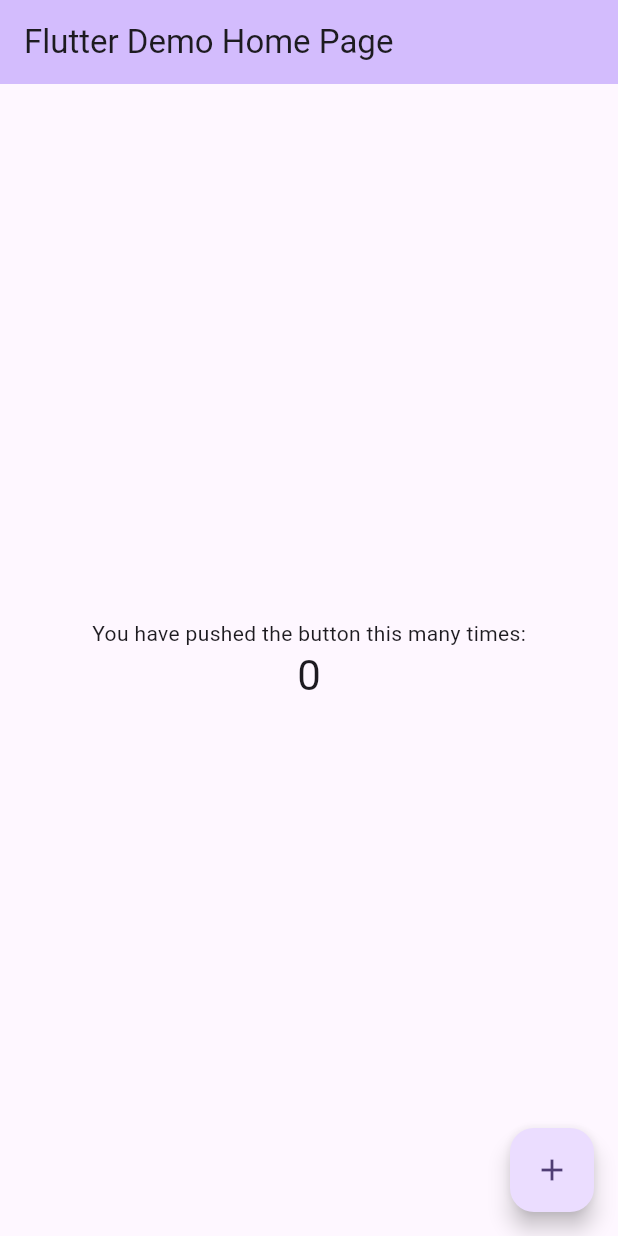
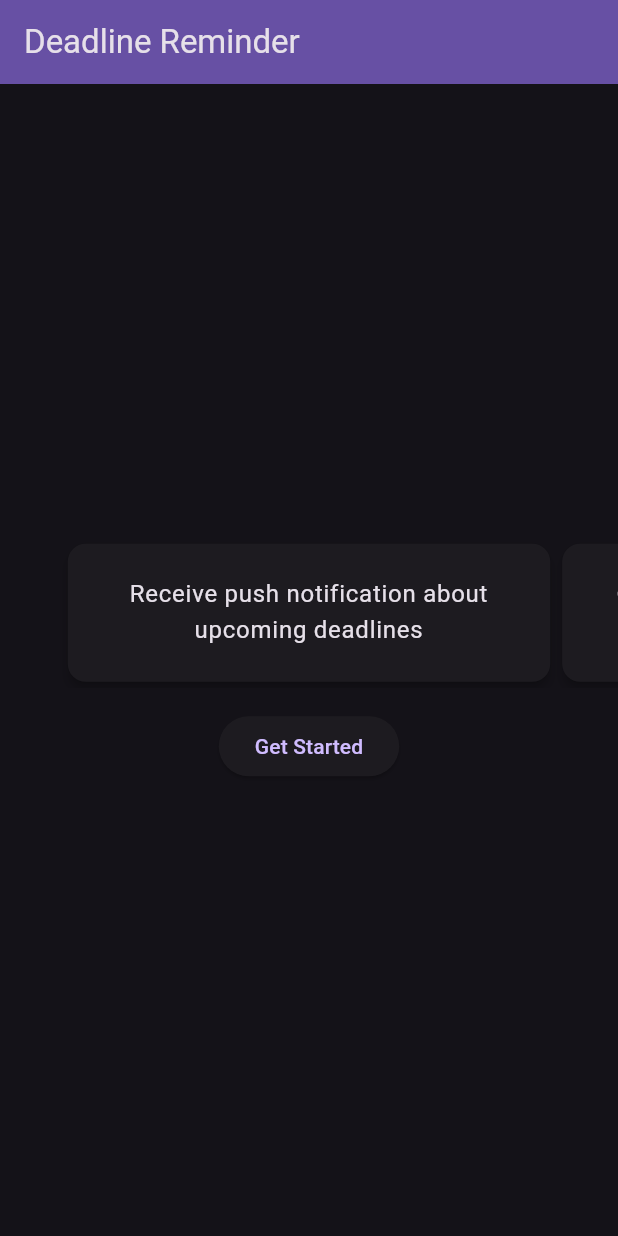
Before and after one commit to IfeSunmola/DeadlineReminder, a Flutter app: the screen it shows after launch, on a phone screen of 412 x 824 dp. Run offline on Flutter 3.47's test engine with Material 2 defaults, Android fonts, the light colour scheme and no system bars.

Commit message:
Finished landing page

```diff
--- a/lib/main.dart
+++ b/lib/main.dart
@@ -1,125 +1,24 @@
+import 'package:deadline_reminder/pages/landing.dart';
 import 'package:flutter/material.dart';
 
-void main() {
-  runApp(const MyApp());
-}
+void main() => runApp(const MyApp());
 
 class MyApp extends StatelessWidget {
   const MyApp({super.key});
 
-  // This widget is the root of your application.
   @override
   Widget build(BuildContext context) {
     return MaterialApp(
-      title: 'Flutter Demo',
+      title: 'FROM TITLE IN MAIN.DART',
+      debugShowCheckedModeBanner: false,
       theme: ThemeData(
-        // This is the theme of your application.
-        //
-        // TRY THIS: Try running your application with "flutter run". You'll see
-        // the application has a blue toolbar. Then, without quitting the app,
-        // try changing the seedColor in the colorScheme below to Colors.green
-        // and then invoke "hot reload" (save your changes or press the "hot
-        // reload" button in a Flutter-supported IDE, or press "r" if you used
-        // the command line to start the app).
-        //
-        // Notice that the counter didn't reset back to zero; the application
-        // state is not lost during the reload. To reset the state, use hot
-        // restart instead.
-        //
-        // This works for code too, not just values: Most code changes can be
-        // tested with just a hot reload.
-        colorScheme: ColorScheme.fromSeed(seedColor: Colors.deepPurple),
+        brightness: Brightness.dark,
         useMaterial3: true,
       ),
-      home: const MyHomePage(title: 'Flutter Demo Home Page'),
+      // darkTheme: ThemeData(brightness: Brightness.dark),
+      home: LandingPage(
+        title: 'Deadline Reminder',
+      ),
     );
   }
 }
-
-class MyHomePage extends StatefulWidget {
-  const MyHomePage({super.key, required this.title});
-
-  // This widget is the home page of your application. It is stateful, meaning
-  // that it has a State object (defined below) that contains fields that affect
-  // how it looks.
-
-  // This class is the configuration for the state. It holds the values (in this
-  // case the title) provided by the parent (in this case the App widget) and
-  // used by the build method of the State. Fields in a Widget subclass are
-  // always marked "final".
-
-  final String title;
-
-  @override
-  State<MyHomePage> createState() => _MyHomePageState();
-}
-
-class _MyHomePageState extends State<MyHomePage> {
-  int _counter = 0;
-
-  void _incrementCounter() {
-    setState(() {
-      // This call to setState tells the Flutter framework that something has
-      // changed in this State, which causes it to rerun the build method below
-      // so that the display can reflect the updated values. If we changed
-      // _counter without calling setState(), then the build method would not be
-      // called again, and so nothing would appear to happen.
-      _counter++;
-    });
-  }
-
-  @override
-  Widget build(BuildContext context) {
-    // This method is rerun every time setState is called, for instance as done
-    // by the _incrementCounter method above.
-    //
-    // The Flutter framework has been optimized to make rerunning build methods
-    // fast, so that you can just rebuild anything that needs updating rather
-    // than having to individually change instances of widgets.
-    return Scaffold(
-      appBar: AppBar(
-        // TRY THIS: Try changing the color here to a specific color (to
-        // Colors.amber, perhaps?) and trigger a hot reload to see the AppBar
-        // change color while the other colors stay the same.
-        backgroundColor: Theme.of(context).colorScheme.inversePrimary,
-        // Here we take the value from the MyHomePage object that was created by
-        // the App.build method, and use it to set our appbar title.
-        title: Text(widget.title),
-      ),
-      body: Center(
-        // Center is a layout widget. It takes a single child and positions it
-        // in the middle of the parent.
-        child: Column(
-          // Column is also a layout widget. It takes a list of children and
-          // arranges them vertically. By default, it sizes itself to fit its
-          // children horizontally, and tries to be as tall as its parent.6
-          //
-          // Column has various properties to control how it sizes itself and
-          // how it positions its children. Here we use mainAxisAlignment to
-          // center the children vertically; the main axis here is the vertical
-          // axis because Columns are vertical (the cross axis would be
-          // horizontal).
-          //
-          // TRY THIS: Invoke "debug painting" (choose the "Toggle Debug Paint"
-          // action in the IDE, or press "p" in the console), to see the
-          // wireframe for each widget.
-          mainAxisAlignment: MainAxisAlignment.center,
-          children: <Widget>[
-            const Text(
-              'You have pushed the button this many times:',
-            ),
-            Text(
-              '$_counter',
-              style: Theme.of(context).textTheme.headlineMedium,
-            ),
-          ],
-        ),
-      ),
-      floatingActionButton: FloatingActionButton(
-        onPressed: _incrementCounter,
-        tooltip: 'Increment',
-        child: const Icon(Icons.add),
-      ), // This trailing comma makes auto-formatting nicer for build methods.
-    );
-  }
-}
--- /dev/null
+++ b/lib/pages/landing.dart
@@ -0,0 +1,78 @@
+import 'package:deadline_reminder/pages/widgets.dart';
+import 'package:flutter/material.dart';
+
+/*https: //www.youtube.com/watch?v=R_XjwaSOFmg*/
+final List<String> items = [
+  'Receive push notification about upcoming deadlines',
+  'Choose how early you want to be notified',
+];
+
+class LandingPage extends StatefulWidget {
+  const LandingPage({super.key, required this.title});
+
+  final String title;
+
+  @override
+  State<LandingPage> createState() => _LandingPageState();
+}
+
+class _LandingPageState extends State<LandingPage> {
+  late PageController _pageController;
+  int _currentPage = 0;
+
+  @override
+  void initState() {
+    super.initState();
+    _pageController = PageController(initialPage: _currentPage, viewportFraction: 0.8);
+  }
+
+  @override
+  void dispose() {
+    super.dispose();
+    _pageController.dispose();
+  }
+
+  @override
+  Widget build(BuildContext context) {
+    return Scaffold(
+      appBar: AppBar(
+        backgroundColor: Theme.of(context).colorScheme.inversePrimary,
+        title: Text(widget.title),
+      ),
+      body: Center(
+        child: Column(
+          mainAxisAlignment: MainAxisAlignment.center,
+          children: <Widget>[
+            SizedBox(
+              width: double.infinity,
+              height: 100,
+              child: PageView.builder(
+                controller: _pageController,
+                onPageChanged: (int page) => setState(() => _currentPage = page),
+                itemCount: items.length,
+                itemBuilder: (BuildContext context, int index) => carouselView(index),
+              ),
+            ),
+            verticalSpace(15),
+            ElevatedButton(onPressed: () => {}, child: const Text('Get Started')),
+          ],
+        ),
+      ),
+    );
+  }
+
+  Widget carouselView(int index) {
+    return Card(
+      elevation: 3,
+      child: Padding(
+        padding: const EdgeInsets.all(16.0),
+        child: Center(
+            child: Text(
+          items[index],
+          textAlign: TextAlign.center,
+          style: Theme.of(context).textTheme.bodyLarge,
+        )),
+      ),
+    );
+  }
+}
--- /dev/null
+++ b/lib/pages/widgets.dart
@@ -0,0 +1,5 @@
+import 'package:flutter/material.dart';
+
+Widget verticalSpace(double height) => SizedBox(height: height);
+
+Widget horizontalSpace(double width) => SizedBox(width: width);
```
